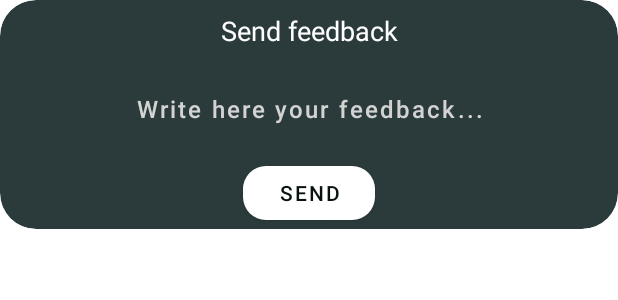
After one commit to ndirie/hd-nature-wallpaper, an Android app: the layout feedback_layout.xml on its own in the app's theme, with its tools: preview values and no code run, on a phone screen of 412 x 824 dp. The commit adds this screen. Shown: the top 300 px of the screen. Run offline under Robolectric (Android 15) with nearby library versions, the phone set to English and light mode, and no system bars; network calls fail; Roboto replaces fonts that are not available here.

Commit message:
finished project

```diff
--- /dev/null
+++ b/app/src/main/res/layout/feedback_layout.xml
@@ -0,0 +1,44 @@
+<?xml version="1.0" encoding="utf-8"?>
+<com.google.android.material.card.MaterialCardView xmlns:android="http://schemas.android.com/apk/res/android"
+    android:layout_width="match_parent"
+    android:layout_height="wrap_content"
+    xmlns:app="http://schemas.android.com/apk/res-auto"
+    app:cardCornerRadius="24dp"
+    app:cardBackgroundColor="@color/colorOnSecondary">
+
+    <LinearLayout
+        android:layout_width="match_parent"
+        android:layout_height="match_parent"
+        android:orientation="vertical">
+
+        <TextView
+            android:layout_width="match_parent"
+            android:layout_height="wrap_content"
+            android:padding="8dp"
+            android:text="Send feedback"
+            android:textColor="@color/colorPrimary"
+            android:textSize="18sp"
+            android:gravity="center"/>
+
+        <androidx.appcompat.widget.AppCompatEditText
+            android:layout_width="match_parent"
+            android:layout_height="wrap_content"
+            android:padding="8dp"
+            android:textSize="16sp"
+            android:hint="Write here your feedback..."
+            style="@style/Widget.MaterialComponents.Button.OutlinedButton"
+            android:layout_margin="8dp"
+            android:textColor="@color/colorPrimary"
+            android:textColorHint="@color/colorSecondary"
+            android:id="@+id/feedback_text_ev"/>
+
+        <com.google.android.material.button.MaterialButton
+            android:layout_width="wrap_content"
+            android:layout_height="wrap_content"
+            android:layout_gravity="center"
+            app:cornerRadius="15sp"
+            android:text="Send"
+            android:id="@+id/send_feedback_button"/>
+    </LinearLayout>
+
+</com.google.android.material.card.MaterialCardView>
```
Also changed, not shown: app/src/main/java/com/wallpaper/hdnature/ui/main/MainActivity.kt (+32 -1 lines).
